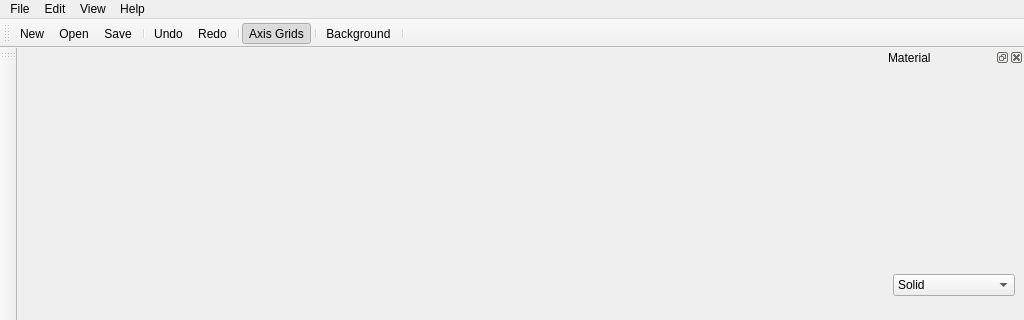
Old version of the form mainwindow.ui in the repository Lynx3d/VoxelGem; both pictures show x 0 to 1024 and y 0 to 320 of the 1024 by 679 pixel window.
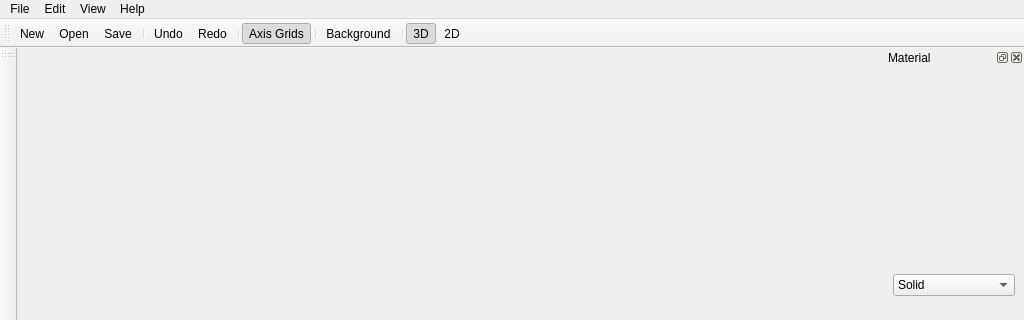
New version of the form. Icons and pictures are not drawn. Custom widgets are drawn as their Qt base class.

```diff
--- a/mainwindow.ui
+++ b/mainwindow.ui
@@ -150,6 +150,8 @@
    <addaction name="separator"/>
    <addaction name="action_background"/>
    <addaction name="separator"/>
+   <addaction name="action_view3D"/>
+   <addaction name="action_view2D"/>
   </widget>
   <widget class="QToolBar" name="toolbar_edit">
    <property name="windowTitle">
@@ -529,6 +531,25 @@
     <string>Ctrl+T</string>
    </property>
   </action>
+  <action name="action_view3D">
+   <property name="checkable">
+    <bool>true</bool>
+   </property>
+   <property name="checked">
+    <bool>true</bool>
+   </property>
+   <property name="text">
+    <string>3D</string>
+   </property>
+  </action>
+  <action name="action_view2D">
+   <property name="checkable">
+    <bool>true</bool>
+   </property>
+   <property name="text">
+    <string>2D</string>
+   </property>
+  </action>
  </widget>
  <customwidgets>
   <customwidget>
```
